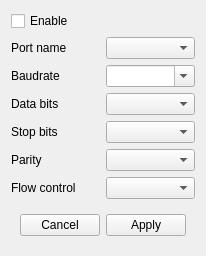
This is src/toolsui/SAKSerialPortTransmitterToolUiEditor.ui in x-tools-author/x-tools as Qt 5 draws it before an edit. The edited form follows.
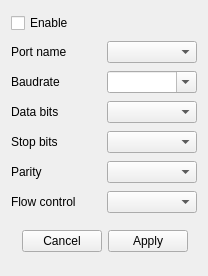
This is the edited form. Custom widgets are drawn as their Qt base class.

Diff of the .ui file:
```diff
--- a/src/toolsui/SAKSerialPortTransmitterToolUiEditor.ui
+++ b/src/toolsui/SAKSerialPortTransmitterToolUiEditor.ui
@@ -6,8 +6,8 @@
    <rect>
     <x>0</x>
     <y>0</y>
-    <width>198</width>
-    <height>228</height>
+    <width>208</width>
+    <height>276</height>
    </rect>
   </property>
   <property name="windowTitle">
```
